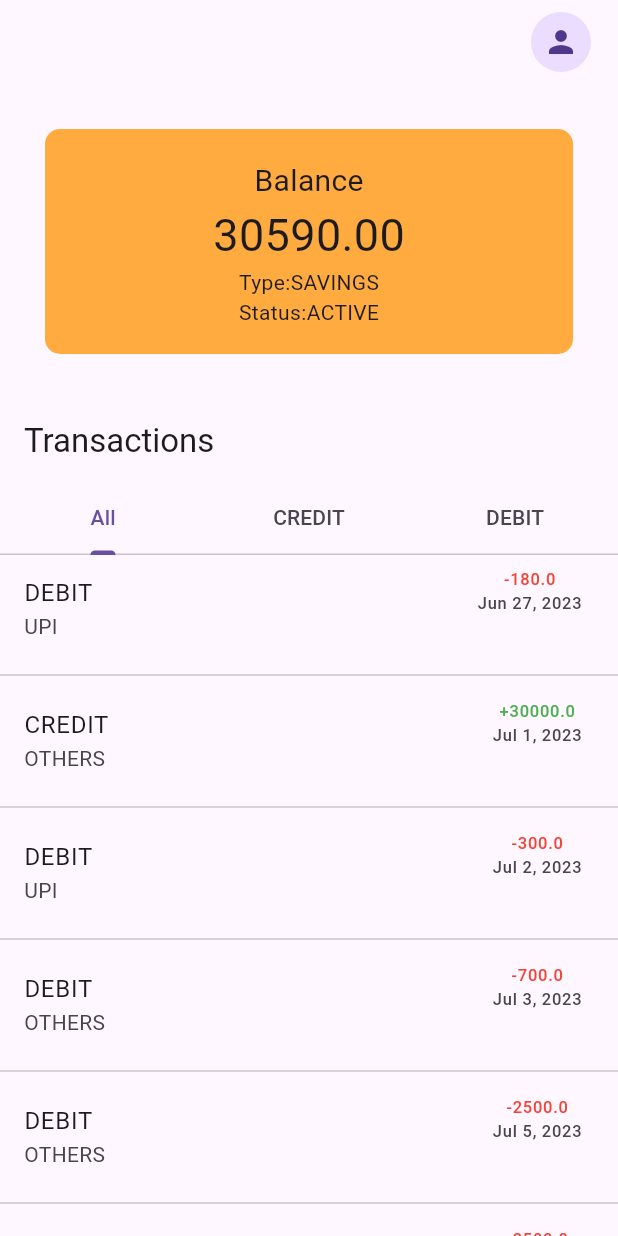
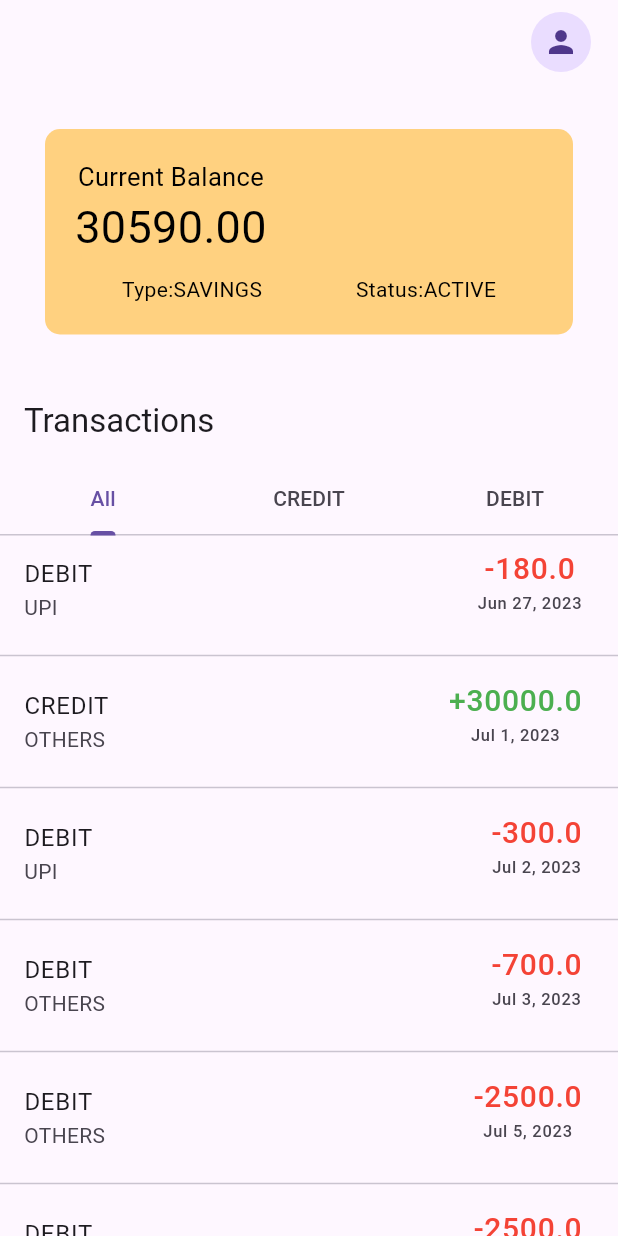
Before and after one commit to AnandhuA/TransactionsApp, a Flutter app: the screen it shows after launch, on a phone screen of 412 x 824 dp. Run offline on Flutter 3.47's test engine with Material 3 defaults, Android fonts, the phone set to English and light mode, and no system bars; our stand-ins replace flutter_bloc, shimmer.

Commit message:
some ui changes

```diff
--- a/lib/main.dart
+++ b/lib/main.dart
@@ -19,9 +19,12 @@ class MyApp extends StatelessWidget {
       providers: [
         BlocProvider(create: (context) => FeatchDetailsBloc()),
       ],
-      child: const MaterialApp(
+      child: MaterialApp(
         debugShowCheckedModeBanner: false,
-        home: HomeScreen(),
+        home: const HomeScreen(),
+        darkTheme: ThemeData.dark(),
+        theme: ThemeData.light(),
+        themeMode: ThemeMode.system,
       ),
     );
   }
--- a/lib/screens/home_screen.dart
+++ b/lib/screens/home_screen.dart
@@ -55,24 +55,45 @@ class _HomeScreenState extends State<HomeScreen> {
                 Container(
                   margin: const EdgeInsets.all(30),
                   padding: const EdgeInsets.all(20),
-                  height: 150,
                   width: double.infinity,
                   decoration: BoxDecoration(
-                    color: Colors.orangeAccent.shade200,
+                    color: Colors.orangeAccent.shade100,
                     borderRadius: BorderRadius.circular(10),
                   ),
                   child: Column(
                     children: [
-                      const Text(
-                        "Balance",
-                        style: TextStyle(fontSize: 20),
+                      Row(
+                        children: [
+                          Column(
+                            children: [
+                              const Text(
+                                "Current Balance",
+                                style: TextStyle(
+                                    fontSize: 17, color: Colors.black),
+                              ),
+                              Text(
+                                state.statement.account.summary.currentBalance,
+                                style: const TextStyle(
+                                    fontSize: 30, color: Colors.black),
+                              ),
+                            ],
+                          ),
+                        ],
                       ),
-                      Text(
-                        state.statement.account.summary.currentBalance,
-                        style: const TextStyle(fontSize: 30),
-                      ),
-                      Text("Type:${state.statement.account.summary.type}"),
-                      Text("Status:${state.statement.account.summary.status}")
+                      const SizedBox(height: 10),
+                      Row(
+                        mainAxisAlignment: MainAxisAlignment.spaceAround,
+                        children: [
+                          Text(
+                            "Type:${state.statement.account.summary.type}",
+                            style: const TextStyle(color: Colors.black),
+                          ),
+                          Text(
+                            "Status:${state.statement.account.summary.status}",
+                            style: const TextStyle(color: Colors.black),
+                          )
+                        ],
+                      )
                     ],
                   ),
                 ),
--- a/lib/screens/widgets/transaction_list_view.dart
+++ b/lib/screens/widgets/transaction_list_view.dart
@@ -22,11 +22,11 @@ class TransactionListView extends StatelessWidget {
               transactionList[index].type == "DEBIT"
                   ? Text(
                       "-${transactionList[index].amount}",
-                      style: const TextStyle(color: Colors.red),
+                      style: const TextStyle(color: Colors.red, fontSize: 20),
                     )
                   : Text(
                       "+${transactionList[index].amount}",
-                      style: const TextStyle(color: Colors.green),
+                      style: const TextStyle(color: Colors.green, fontSize: 20),
                     ),
               Text(formattedDateTime)
             ],
```
